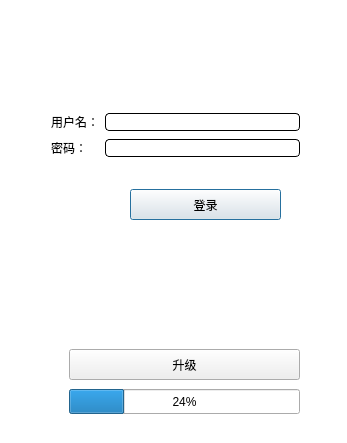
svenzhang2016/transportationControl, file dialog.ui: the form before one commit.
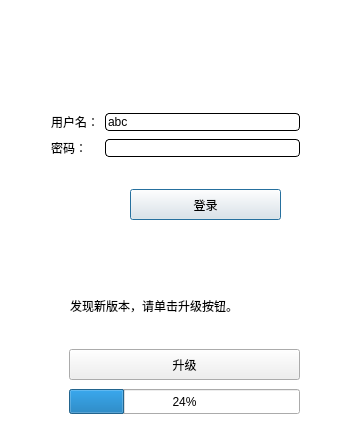
The form after the commit. Icons and pictures are not drawn.

```diff
--- a/dialog.ui
+++ b/dialog.ui
@@ -54,7 +54,11 @@
      </widget>
     </item>
     <item row="0" column="1">
-     <widget class="QLineEdit" name="lineEdit"/>
+     <widget class="QLineEdit" name="lineEdit">
+      <property name="text">
+       <string>abc</string>
+      </property>
+     </widget>
     </item>
     <item row="1" column="0">
      <widget class="QLabel" name="label_2">
@@ -71,14 +75,14 @@
   <widget class="QLabel" name="label_3">
    <property name="geometry">
     <rect>
-     <x>40</x>
-     <y>250</y>
-     <width>261</width>
-     <height>71</height>
+     <x>70</x>
+     <y>280</y>
+     <width>221</width>
+     <height>51</height>
     </rect>
    </property>
    <property name="text">
-    <string/>
+    <string>发现新版本，请单击升级按钮。</string>
    </property>
   </widget>
   <widget class="QPushButton" name="pushButton_2">
```
